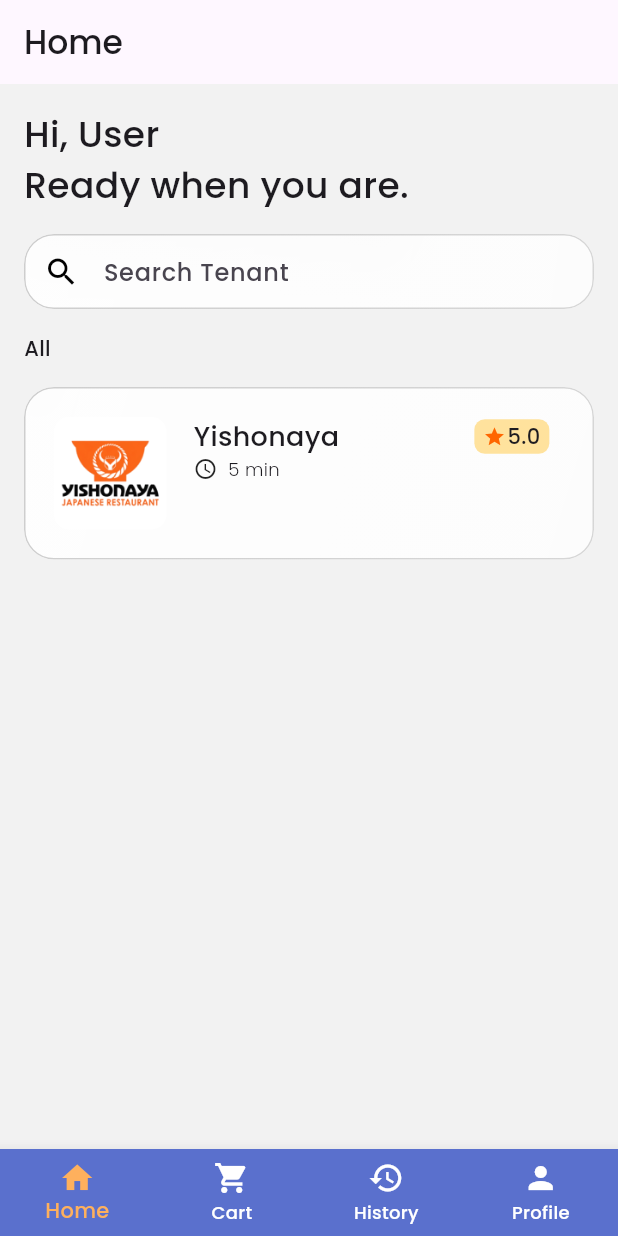
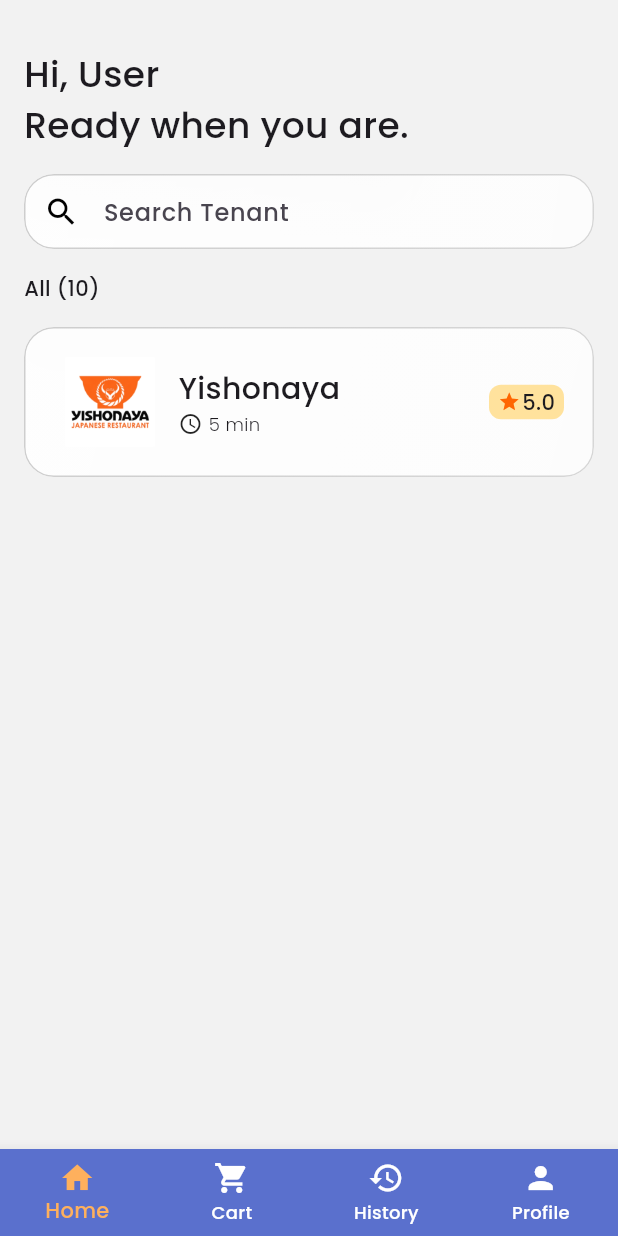
Before and after one commit to Vergeo/beebites-frontend, a Flutter app: the screen it shows after launch, on a phone screen of 412 x 824 dp. Run offline on Flutter 3.47's test engine with Material 3 defaults, Android fonts, the phone set to English and light mode, and no system bars; drawn by our look-alikes of glassmorphism; missing offline and left inert: animated_toggle.

Commit message:
add tenant detail page

```diff
--- a/lib/pages/user/user_home_page.dart
+++ b/lib/pages/user/user_home_page.dart
@@ -1,6 +1,8 @@
 import 'package:flutter/material.dart';
 import 'package:frontend/data/bee_style.dart';
+import 'package:frontend/pages/user/tenant_details.dart';
 import 'package:frontend/widgets/glass_card_widget.dart';
+import 'package:frontend/widgets/user/tenant_cart.dart';
 import 'package:frontend/widgets/user/user_search_bar_widget.dart';
 
 class UserHomePage extends StatefulWidget {
@@ -16,86 +18,32 @@ class _UserHomePageState extends State<UserHomePage> {
     return Scaffold(
       backgroundColor: BeeStyle.white,
       body: SingleChildScrollView(
-        child: Container(
-          padding: const EdgeInsets.all(16.0),
         child: Column(
           spacing: 16.0,
           crossAxisAlignment: CrossAxisAlignment.start,
           children: [
-
             Column(
               crossAxisAlignment: CrossAxisAlignment.start,
               children: [
-                  Text("Hi, User", style: TextStyle(fontSize: 24),),
-                  Text("Ready when you are.", style: TextStyle(fontSize: 24),),
+                Text("Hi, User", style: TextStyle(fontSize: 24)),
+                Text("Ready when you are.", style: TextStyle(fontSize: 24)),
               ],
             ),
-              // Text("Ready when you are."),
+            UserSearchBarWidget(hintText: "Search Tenant"),
 
-              UserSearchBarWidget(),
+            Text("All (10)", textAlign: TextAlign.left),
 
-              Text("All", textAlign: TextAlign.left),
-
-              GlassCardWidget(
-                height: 115,
-                dark: true,
-                child: Row(
-                  crossAxisAlignment: CrossAxisAlignment.center,
-                  children: [
-                    ClipRRect(
-                        borderRadius: BorderRadius.circular(10),
-                        child: Image.asset(
-                          "assets/images/yishonaya.png",
-                          width: 75,
-                          height: 75,
+            TenantCart(
+              onTap: () {
+                Navigator.push(
+                  context,
+                  MaterialPageRoute<void>(
+                    builder: (context) => const TenantDetails(),
                   ),
-                    ),
-
-                    const SizedBox(width: 18),
-
-                    Column(
-                      crossAxisAlignment: CrossAxisAlignment.start,
-                      children: [
-                        Row(
-                          children: [
-                            Text(
-                              "Yishonaya",
-                              style: TextStyle(fontSize: 18, fontWeight: FontWeight.w400),
-                            ),
-                            const SizedBox(width: 90),
-                            Container(
-                              decoration: BoxDecoration(
-                                borderRadius: BorderRadius.circular(7),
-                                color: Color.fromARGB(255, 255, 226, 157),
-                              ),
-                              width: 50,
-                              height: 23,
-
-                              child: Row(
-                                mainAxisAlignment: MainAxisAlignment.center,
-                                children: [
-                                  Icon(Icons.star, size: 15, color: Color.fromARGB(255, 255, 102, 0),),
-                                  SizedBox(width: 1,),
-                                  Text("5.0")
-                                ],
-                              ),
-                            )
-                          ],
-                        ),
-                        Row(
-                          children: [
-                            Icon(Icons.access_time_sharp, size: 16,),
-                            const SizedBox(width: 7,),
-                            Text("5 min", style: TextStyle(fontSize: 12, fontWeight: FontWeight.w300))
-                          ],
-                        )
-                      ],
-                    ),
-                  ]
-                ),
+                );
+              },
             ),
           ],
-          ),
         ),
       ),
     );
--- a/lib/pages/user/user_widget_tree.dart
+++ b/lib/pages/user/user_widget_tree.dart
@@ -1,4 +1,5 @@
 import 'package:flutter/material.dart';
+import 'package:frontend/data/bee_style.dart';
 import 'package:frontend/data/notifiers.dart';
 import 'package:frontend/pages/user/user_home_page.dart';
 import 'package:frontend/widgets/user/user_navbar_widget.dart';
@@ -20,8 +21,16 @@ class _UserWidgetTreeState extends State<UserWidgetTree> {
       valueListenable: selectedPageNotifier,
       builder: (context, selectedPage, child) {
         return Scaffold(
-          appBar: AppBar(title: Text(pageTitles[selectedPage])),
-          body: pages[selectedPage],
+          body: Container(
+            color: BeeStyle.white,
+            padding: EdgeInsetsGeometry.only(
+              top: 32,
+              left: 16,
+              right: 16,
+              bottom: 16,
+            ),
+            child: pages[selectedPage],
+          ),
           bottomNavigationBar: UserNavbarWidget(),
         );
       },
--- a/lib/widgets/glass_card_widget.dart
+++ b/lib/widgets/glass_card_widget.dart
@@ -31,14 +31,6 @@ class GlassCardWidget extends StatelessWidget {
       clipBehavior: Clip.antiAlias,
       decoration: BoxDecoration(
         borderRadius: BorderRadius.circular(borderRadius),
-        boxShadow: [
-          // BoxShadow(
-          //   color: Colors.black.withValues(alpha: 0.05),
-          //   spreadRadius: 2, // How far the shadow spreads
-          //   blurRadius: 3, // Softness of the shadow
-          //   offset: Offset(0, 2), // Position (x, y)
-          // ),
-        ],
       ),
       child: GlassmorphicContainer(
         width: width,
--- /dev/null
+++ b/lib/widgets/user/tenant_cart.dart
@@ -0,0 +1,88 @@
+import 'package:flutter/material.dart';
+import 'package:frontend/widgets/glass_card_widget.dart';
+
+class TenantCart extends StatefulWidget {
+  final VoidCallback? onTap;
+  const TenantCart({super.key, this.onTap});
+
+  @override
+  State<TenantCart> createState() => _TenantCartState();
+}
+
+class _TenantCartState extends State<TenantCart> {
+  @override
+  Widget build(BuildContext context) {
+    return GlassCardWidget(
+      onTap: widget.onTap,
+      height: 100,
+      dark: true,
+      child: Row(
+        spacing: 16,
+        children: [
+          Expanded(
+            child: Row(
+              spacing: 8,
+              children: [
+                ClipRRect(
+                  borderRadius: BorderRadius.circular(10),
+                  child: Image.asset(
+                    "assets/images/yishonaya.png",
+                    width: 75,
+                    height: 75,
+                  ),
+                ),
+                Column(
+                  mainAxisAlignment: MainAxisAlignment.center,
+                  crossAxisAlignment: CrossAxisAlignment.start,
+                  children: [
+                    Text(
+                      "Yishonaya",
+                      style: TextStyle(
+                        fontSize: 20,
+                        fontWeight: FontWeight.w400,
+                      ),
+                    ),
+                    Row(
+                      children: [
+                        Icon(Icons.access_time_sharp, size: 16),
+                        const SizedBox(width: 4),
+                        Text(
+                          "5 min",
+                          style: TextStyle(
+                            fontSize: 12,
+                            fontWeight: FontWeight.w300,
+                          ),
+                        ),
+                      ],
+                    ),
+                  ],
+                ),
+              ],
+            ),
+          ),
+          Container(
+            decoration: BoxDecoration(
+              borderRadius: BorderRadius.circular(8),
+              color: Color.fromARGB(255, 255, 226, 157),
+            ),
+            width: 50,
+            height: 23,
+
+            child: Row(
+              mainAxisAlignment: MainAxisAlignment.center,
+              children: [
+                Icon(
+                  Icons.star,
+                  size: 15,
+                  color: Color.fromARGB(255, 255, 102, 0),
+                ),
+                SizedBox(width: 1),
+                Text("5.0"),
+              ],
+            ),
+          ),
+        ],
+      ),
+    );
+  }
+}
--- a/lib/widgets/user/user_search_bar_widget.dart
+++ b/lib/widgets/user/user_search_bar_widget.dart
@@ -3,7 +3,8 @@ import 'package:frontend/widgets/glass_card_widget.dart';
 // import 'package:glassmorphism/glassmorphism.dart'; //
 
 class UserSearchBarWidget extends StatefulWidget {
-  const UserSearchBarWidget({super.key});
+  final String hintText;
+  const UserSearchBarWidget({super.key, required this.hintText});
 
   @override
   State<UserSearchBarWidget> createState() => _UserSearchBarWidgetState();
@@ -20,8 +21,7 @@ class _UserSearchBarWidgetState extends State<UserSearchBarWidget> {
         textAlignVertical: TextAlignVertical.center,
         style: TextStyle(color: Colors.black),
         decoration: InputDecoration(
-            hintText: "Search Tenant",
-            // hintStyle: TextStyle(color: Colors.black38),
+          hintText: widget.hintText,
           prefixIcon: Icon(Icons.search, color: Colors.black),
           border: InputBorder.none,
         ),
```
Also changed, not shown: lib/pages/user/tenant_details.dart (added, +307 -0 lines). Lines whose indentation alone changed are shown as unchanged.
